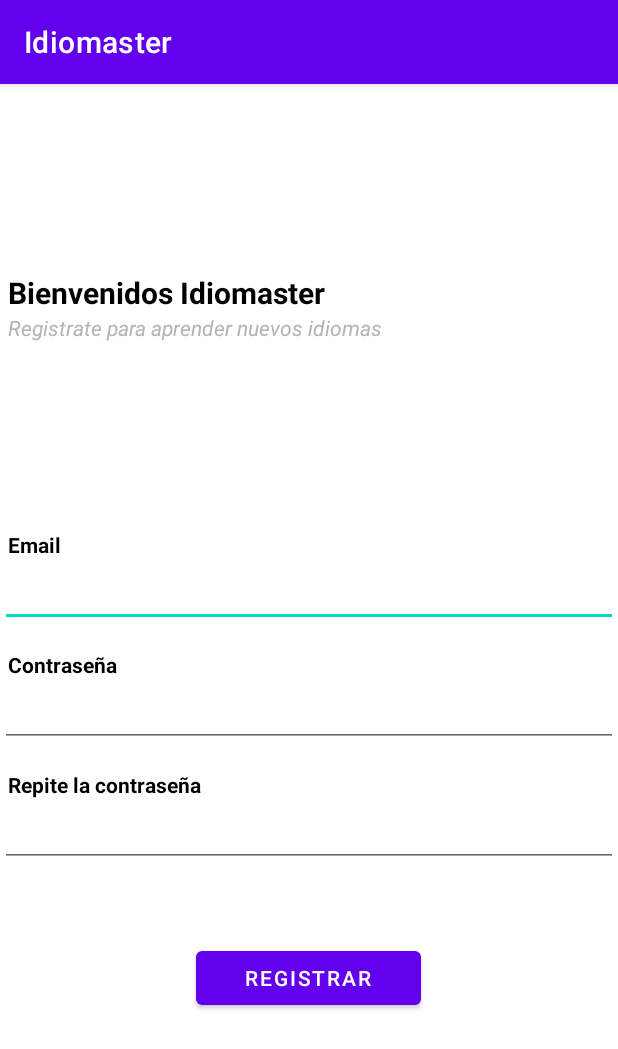
After one commit to eduscnr/Idiomaster, an Android app: the Registro screen opened directly, with no data from a screen before it, on a phone screen of 412 x 824 dp. The commit adds this screen. Shown: the top 1049 px of the screen. Run offline under Robolectric (Android 15) with nearby library versions, the phone set to English and light mode, and no system bars.

Commit message:
Implementacion de registrar

```diff
--- a/app/src/main/AndroidManifest.xml
+++ b/app/src/main/AndroidManifest.xml
@@ -1,7 +1,9 @@
 <?xml version="1.0" encoding="utf-8"?>
 <manifest xmlns:android="http://schemas.android.com/apk/res/android"
     xmlns:tools="http://schemas.android.com/tools">
-    <uses-permission android:name="android.permission.INTERNET"/>
+
+    <uses-permission android:name="android.permission.INTERNET" />
+
     <application
         android:allowBackup="true"
         android:dataExtractionRules="@xml/data_extraction_rules"
@@ -13,9 +15,12 @@
         android:theme="@style/Theme.Idiomaster"
         tools:targetApi="31">
         <activity
+            android:name=".ui.Registro"
+            android:exported="false" />
+        <activity
             android:name=".ui.minijuegos.TraducePalabras"
-            android:theme="@style/Theme.Design.Light.NoActionBar"
-            android:exported="false" />
+            android:exported="false"
+            android:theme="@style/Theme.Design.Light.NoActionBar" />
         <activity
             android:name=".MainActivity"
             android:exported="true"
--- /dev/null
+++ b/app/src/main/java/com/example/idiomaster/ui/Registro.java
@@ -0,0 +1,16 @@
+package com.example.idiomaster.ui;
+
+import androidx.appcompat.app.AppCompatActivity;
+
+import android.os.Bundle;
+
+import com.example.idiomaster.R;
+
+public class Registro extends AppCompatActivity {
+
+    @Override
+    protected void onCreate(Bundle savedInstanceState) {
+        super.onCreate(savedInstanceState);
+        setContentView(R.layout.activity_registro);
+    }
+}
--- /dev/null
+++ b/app/src/main/res/layout/activity_registro.xml
@@ -0,0 +1,91 @@
+<?xml version="1.0" encoding="utf-8"?>
+<LinearLayout xmlns:android="http://schemas.android.com/apk/res/android"
+    xmlns:app="http://schemas.android.com/apk/res-auto"
+    xmlns:tools="http://schemas.android.com/tools"
+    android:layout_width="match_parent"
+    android:layout_height="match_parent"
+    tools:context=".ui.Registro"
+    android:orientation="vertical">
+
+    <TextView
+        android:layout_marginTop="125dp"
+        android:paddingLeft="5dp"
+        android:layout_width="match_parent"
+        android:layout_height="wrap_content"
+        android:textSize="20dp"
+        android:textStyle="bold"
+        android:textColor="@color/black"
+        android:text="Bienvenidos Idiomaster"/>
+
+    <TextView
+        android:layout_width="match_parent"
+        android:layout_height="wrap_content"
+        android:paddingLeft="5dp"
+        android:text="Registrate para aprender nuevos idiomas"
+        android:textStyle="italic"
+        android:textColor="@color/gray" />
+    <TextView
+        android:layout_width="match_parent"
+        android:layout_height="wrap_content"
+        android:layout_marginTop="125dp"
+        android:paddingLeft="5dp"
+        android:text="Email"
+        android:textStyle="bold"
+        android:textColor="@color/black"
+        />
+
+    <EditText
+        android:id="@+id/editTextTextEmailAddress"
+        android:layout_width="match_parent"
+        android:layout_height="wrap_content"
+        android:paddingLeft="5dp"
+        android:ems="10"
+
+        android:inputType="textEmailAddress" />
+    <TextView
+        android:layout_width="match_parent"
+        android:layout_height="wrap_content"
+        android:layout_marginTop="15dp"
+        android:paddingLeft="5dp"
+        android:text="Contraseña"
+        android:textColor="@color/black"
+        android:textStyle="bold"
+        />
+
+    <EditText
+        android:id="@+id/editTextTextPassword"
+        android:layout_width="match_parent"
+        android:layout_height="wrap_content"
+        android:ems="10"
+        android:inputType="textPassword" />
+
+    <TextView
+        android:layout_width="match_parent"
+        android:layout_height="wrap_content"
+        android:layout_marginTop="15dp"
+        android:paddingLeft="5dp"
+        android:text="Repite la contraseña"
+        android:textColor="@color/black"
+        android:textStyle="bold"
+        />
+
+    <EditText
+        android:id="@+id/editTextTextPassword"
+        android:layout_width="match_parent"
+        android:layout_height="wrap_content"
+        android:ems="10"
+        android:inputType="textPassword" />
+
+    <LinearLayout
+        android:layout_width="match_parent"
+        android:layout_height="wrap_content"
+        android:layout_marginTop="50dp"
+        android:gravity="center">
+
+        <Button
+            android:id="@+id/button"
+            android:layout_width="150dp"
+            android:layout_height="wrap_content"
+            android:text="Registrar" />
+    </LinearLayout>
+</LinearLayout>
--- a/app/src/main/res/values/colors.xml
+++ b/app/src/main/res/values/colors.xml
@@ -7,4 +7,5 @@
     <color name="teal_700">#FF018786</color>
     <color name="black">#FF000000</color>
     <color name="white">#FFFFFFFF</color>
+    <color name="gray">#FFB4B4B8</color>
 </resources>
```
